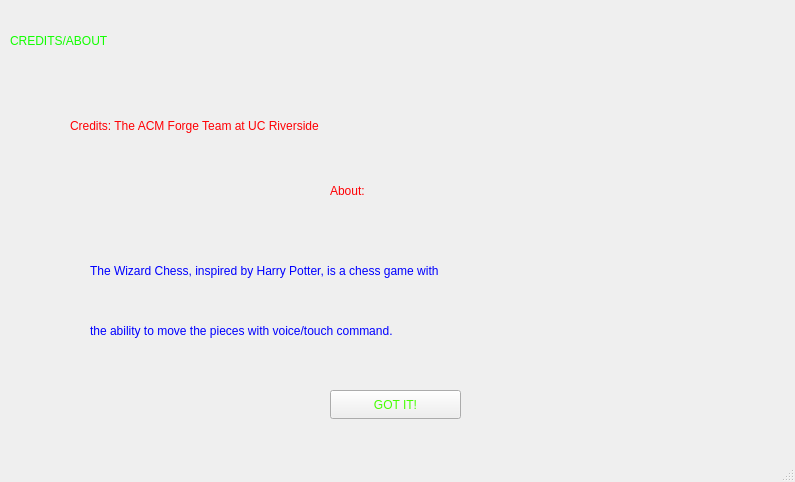
Above: embeddings/mainwindow.ui from acm-ucr/wizard-chess before the change. Below: the same form after it.
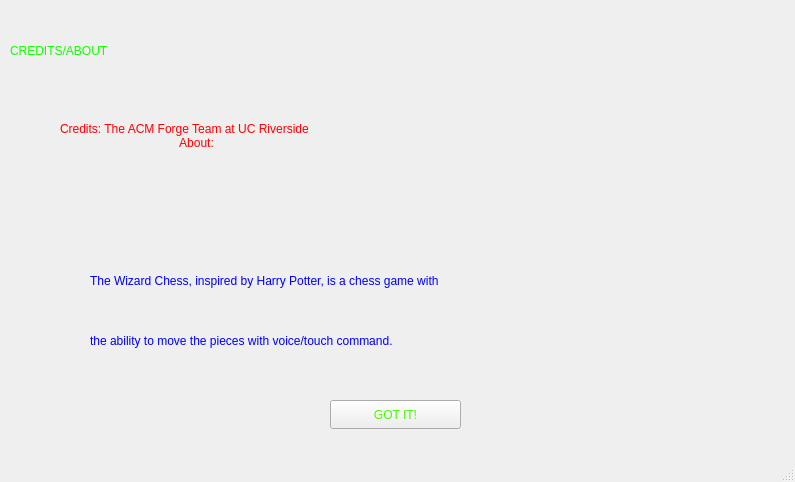
That is the form after the change. The open tabs and pages were chosen to show the change.

Commit message: FIXED TOUCH/VOICE INPUT CHANGE. STILL NEED TO FIX TIMER AND OTHERS

Patch:
```diff
--- a/embeddings/mainwindow.ui
+++ b/embeddings/mainwindow.ui
@@ -24,7 +24,7 @@
     <property name="geometry">
      <rect>
       <x>0</x>
-      <y>0</y>
+      <y>10</y>
       <width>800</width>
       <height>480</height>
      </rect>
@@ -3514,7 +3514,7 @@
      <widget class="QLabel" name="label_4">
       <property name="geometry">
        <rect>
-        <x>70</x>
+        <x>60</x>
         <y>70</y>
         <width>681</width>
         <height>111</height>
@@ -3524,25 +3524,12 @@
        <string notr="true">color: rgb(255, 0, 4);
 font: 900 18pt &quot;Segoe UI Black&quot;;</string>
       </property>
-      <property name="text">
-       <string>Credits: The ACM Forge Team at UC Riverside</string>
+      <property name="frameShape">
+       <enum>QFrame::Shape::NoFrame</enum>
       </property>
-     </widget>
-     <widget class="QLabel" name="label_5">
-      <property name="geometry">
-       <rect>
-        <x>330</x>
-        <y>160</y>
-        <width>111</width>
-        <height>61</height>
-       </rect>
-      </property>
-      <property name="styleSheet">
-       <string notr="true">color: rgb(255, 0, 4);
-font: 900 18pt &quot;Segoe UI Black&quot;;</string>
-      </property>
       <property name="text">
-       <string>About: </string>
+       <string>Credits: The ACM Forge Team at UC Riverside
+                                    About:</string>
       </property>
      </widget>
      <widget class="QLabel" name="label_6">
```
Left out of the diff: 4 changed lines with no effect on the pictures. The commit also changes 2 other files.
